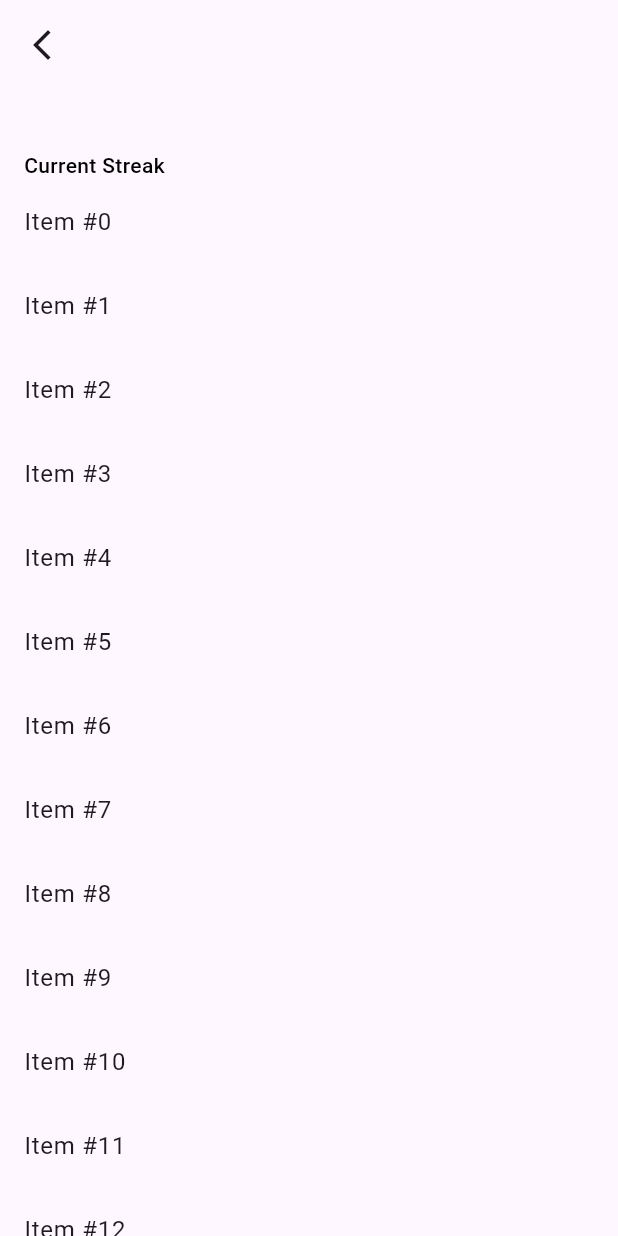
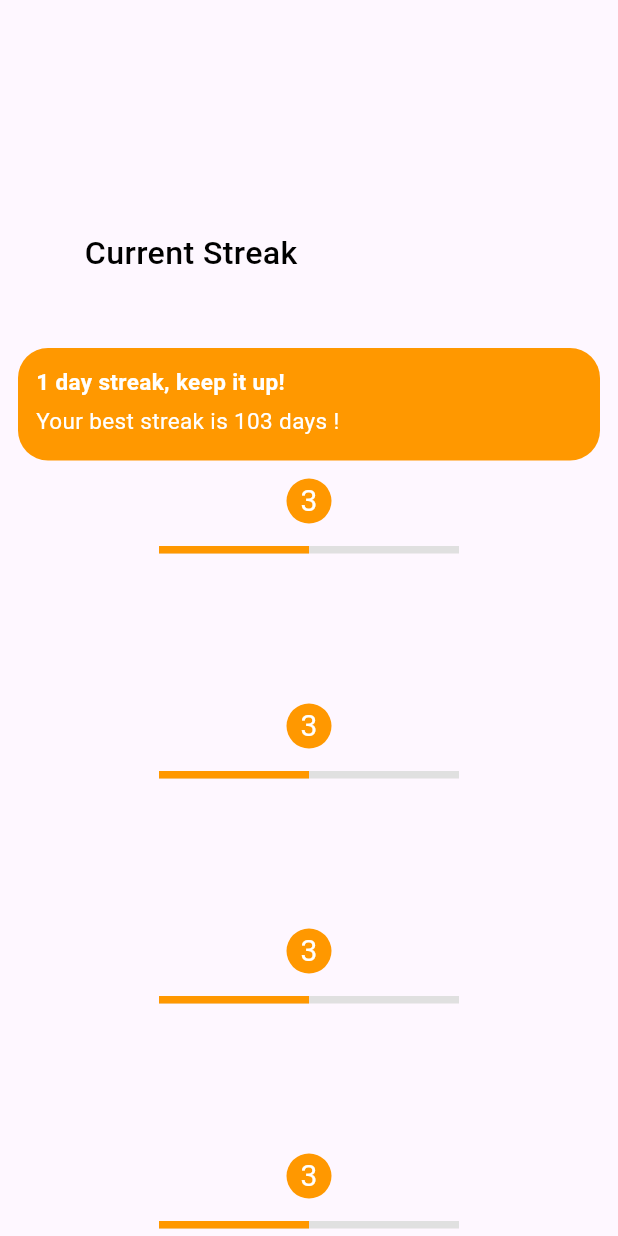
Before and after one commit to pmaxit/puchusapp, a Flutter app: the screen it shows after launch, on a phone screen of 412 x 824 dp. Run offline on Flutter 3.47's test engine with Material 2 defaults, Android fonts, the phone set to English and light mode, and no system bars; our stand-ins replace flutter_hooks, hooks_riverpod, just_audio, riverpod.

Commit message:
adding streak

```diff
--- a/lib/data/states.dart
+++ b/lib/data/states.dart
@@ -2,7 +2,6 @@
 // Path: lib/data/states.dart
 // import 'package:hooks_riverpod/hooks_riverpod.dart';
 
-import 'package:flutter/widgets.dart';
 import 'package:hooks_riverpod/hooks_riverpod.dart';
 import 'api.dart';
 import 'song.dart';
@@ -71,7 +70,6 @@ class AppStateNotifier extends StateNotifier<AppState> {
     bool? isPlaying,
     Song? currentSong,
   }) {
-    print('updating app state ${currentSong!.songId}');
     state = AppState(
         songs: songs ?? state.songs,
         isPlaying: isPlaying ?? state.isPlaying,
--- a/lib/main.dart
+++ b/lib/main.dart
@@ -2,6 +2,8 @@ import 'package:flutter/material.dart';
 import 'package:hooks_riverpod/hooks_riverpod.dart';
 import 'package:oneui/pages/home_page.dart';
 import 'package:oneui/pages/test_page.dart';
+
+import 'pages/test_page_second.dart';
 
 Future<void> main() async {
   runApp(
@@ -30,8 +32,9 @@ class MyApp extends StatelessWidget {
       routes: {
         '/': (context) => const MyHomePage(title: 'Flutter Demo Home Page'),
         '/test': (context) => const TestPage(),
+        '/second': (context) => const TestPageSecond()
       },
-      initialRoute: '/test',
+      initialRoute: '/second',
     );
   }
 }
--- a/lib/pages/test_page.dart
+++ b/lib/pages/test_page.dart
@@ -1,5 +1,9 @@
 import 'package:flutter/material.dart';
 import 'package:flutter_hooks/flutter_hooks.dart';
+import 'package:oneui/pages/widgets/streak_widget.dart';
+
+import 'widgets/flexible_bar.dart';
+import 'widgets/goal_widget.dart';
 
 class TestPage extends HookWidget {
   final double maxHeight = 120;
@@ -35,9 +39,7 @@ class TestPage extends HookWidget {
               handle: NestedScrollView.sliverOverlapAbsorberHandleFor(context),
               sliver: SliverAppBar(
                 automaticallyImplyLeading: false,
-                floating: true,
                 pinned: true,
-                snap: true,
                 toolbarHeight: minheight,
                 bottom: PreferredSize(
                   preferredSize: const Size.fromHeight(0),
@@ -53,7 +55,7 @@ class TestPage extends HookWidget {
                   icon: const Icon(Icons.arrow_back_ios_new),
                   onPressed: () => Navigator.of(context).pop(),
                 ),
-                primary: true, // to turn off system padding
+                primary: false, // to turn off system padding
                 collapsedHeight: minheight,
                 expandedHeight: maxHeight,
                 backgroundColor: Theme.of(context).colorScheme.surface,
@@ -74,14 +76,25 @@ class TestPage extends HookWidget {
                 handle:
                     NestedScrollView.sliverOverlapAbsorberHandleFor(context),
               ),
-              SliverList(
-                delegate: SliverChildBuilderDelegate(
-                  (context, index) => ListTile(
-                    title: Text('Item #$index'),
-                  ),
-                  childCount: 1000,
+              SliverToBoxAdapter(
+                  child: Padding(
+                padding: const EdgeInsets.only(left: 24, right: 24),
+                child: StreakWidget(),
+              )),
+              SliverPadding(
+                  padding: EdgeInsets.only(top: 32),
+                  sliver: SliverToBoxAdapter(
+                      child: Padding(
+                    padding: const EdgeInsets.only(left: 24, right: 24),
+                    child: GoalWidget(),
+                  ))),
+              SliverFillRemaining(
+                  child: Container(
+                color: Colors.grey.shade300,
+                child: Center(
+                  child: Text('Body'),
                 ),
-              ),
+              ))
             ]);
           },
         ),
@@ -89,62 +102,3 @@ class TestPage extends HookWidget {
     ));
   }
 }
-
-class Header extends HookWidget {
-  final double maxHeight;
-  final double minHeight;
-
-  const Header({Key? key, required this.maxHeight, required this.minHeight})
-      : super(key: key);
-
-  double _calculateExpandRatio(BoxConstraints constraints) {
-    var expandRatio =
-        (constraints.maxHeight - minHeight) / (maxHeight - minHeight);
-
-    if (expandRatio > 1.0) expandRatio = 1.0;
-    if (expandRatio < 0.0) expandRatio = 0.0;
-
-    return expandRatio;
-  }
-
-  Align _buildTitle(Animation<double> animation, String title) {
-    return Align(
-      alignment: AlignmentTween(
-        begin: Alignment.center,
-        end: Alignment.bottomLeft,
-      ).evaluate(animation),
-      child: Padding(
-        padding: const EdgeInsets.only(left: 16.0),
-        child: Text(
-          title,
-          style: TextStyle(
-              fontSize:
-                  Tween<double>(begin: 20.0, end: 14.0).evaluate(animation),
-              color: Colors.black,
-              fontWeight: FontWeight.w500),
-        ),
-      ),
-    );
-  }
-
-  @override
-  Widget build(BuildContext context) {
-    final message = useValueNotifier("expansion Ratio: 0.0");
-
-    return LayoutBuilder(
-      builder: (context, constraints) {
-        final expansionRatio = _calculateExpandRatio(constraints);
-        final animation = AlwaysStoppedAnimation(expansionRatio);
-        message.value =
-            "expansion Ratio: $expansionRatio\n toolbarHeight: ${kToolbarHeight} \n maxHeight: ${constraints.maxHeight} ";
-        return Stack(fit: StackFit.expand, children: [
-          ValueListenableBuilder(
-              valueListenable: message,
-              builder: (context, value, child) {
-                return _buildTitle(animation, "Current Streak");
-              })
-        ]);
-      },
-    );
-  }
-}
--- /dev/null
+++ b/lib/pages/test_page_second.dart
@@ -0,0 +1,78 @@
+import 'package:flutter/material.dart';
+import 'package:flutter_hooks/flutter_hooks.dart';
+import 'package:oneui/pages/widgets/streak_widget.dart';
+
+import 'widgets/flexible_bar.dart';
+import 'widgets/goal_widget.dart';
+
+class TestPageSecond extends HookWidget {
+  final double maxHeight = 200;
+  final double minheight = 80;
+  const TestPageSecond({
+    Key? key,
+  }) : super(key: key);
+
+  @override
+  Widget build(BuildContext context) {
+    final showButtomBar = useState(false);
+    final controller = useScrollController();
+
+    useEffect(() {
+      controller.addListener(() {
+        if (controller.position.pixels > (maxHeight - minheight)) {
+          showButtomBar.value = true;
+        } else {
+          showButtomBar.value = false;
+        }
+      });
+      return;
+    }, [controller]);
+
+    return Scaffold(
+        body: CustomScrollView(controller: controller, slivers: [
+      SliverAppBar(
+        pinned: true,
+        expandedHeight: 200,
+        primary: true,
+        backgroundColor: Theme.of(context).colorScheme.surface,
+        collapsedHeight: kToolbarHeight,
+        surfaceTintColor: Colors.transparent,
+        flexibleSpace: Header(
+          maxHeight: 200 + kToolbarHeight,
+          minHeight: 80,
+        ),
+        automaticallyImplyLeading: false,
+        bottom: PreferredSize(
+          preferredSize: const Size.fromHeight(0),
+          child: Visibility(
+            visible: showButtomBar.value,
+            child: Container(
+              color: Colors.grey.shade300,
+              height: 1,
+            ),
+          ),
+        ),
+      ),
+      body(),
+      infiniteList(),
+    ]));
+  }
+
+  Widget body() {
+    return SliverList(
+        delegate: SliverChildListDelegate([
+      const SizedBox(height: 20),
+      StreakWidget(),
+    ]));
+  }
+
+  Widget infiniteList() {
+    return SliverList(
+        delegate: SliverChildBuilderDelegate(
+      (context, index) {
+        return GoalWidget();
+      },
+      childCount: 100,
+    ));
+  }
+}
--- /dev/null
+++ b/lib/pages/widgets/flexible_bar.dart
@@ -0,0 +1,61 @@
+import 'package:flutter/material.dart';
+import 'package:flutter_hooks/flutter_hooks.dart';
+
+class Header extends HookWidget {
+  final double maxHeight;
+  final double minHeight;
+
+  const Header({Key? key, required this.maxHeight, required this.minHeight})
+      : super(key: key);
+
+  double _calculateExpandRatio(BoxConstraints constraints) {
+    var expandRatio =
+        (constraints.maxHeight - minHeight) / (maxHeight - minHeight);
+
+    if (expandRatio > 1.0) expandRatio = 1.0;
+    if (expandRatio < 0.0) expandRatio = 0.0;
+
+    return expandRatio;
+  }
+
+  Align _buildTitle(Animation<double> animation, String title) {
+    return Align(
+      alignment: AlignmentTween(
+        begin: Alignment.bottomCenter,
+        end: Alignment.bottomLeft,
+      ).evaluate(animation),
+      child: Padding(
+        padding: const EdgeInsets.only(left: 16.0, bottom: 16.0),
+        child: Text(
+          title,
+          style: TextStyle(
+              fontSize:
+                  Tween<double>(begin: 16.0, end: 24.0).evaluate(animation),
+              color: Colors.black,
+              fontWeight: FontWeight.w500),
+        ),
+      ),
+    );
+  }
+
+  @override
+  Widget build(BuildContext context) {
+    final message = useValueNotifier("expansion Ratio: 0.0");
+
+    return LayoutBuilder(
+      builder: (context, constraints) {
+        final expansionRatio = _calculateExpandRatio(constraints);
+        final animation = AlwaysStoppedAnimation(expansionRatio);
+        message.value =
+            "expansion Ratio: $expansionRatio\n toolbarHeight: ${kToolbarHeight} \n maxHeight: ${constraints.maxHeight} ";
+        return Stack(fit: StackFit.expand, children: [
+          ValueListenableBuilder(
+              valueListenable: message,
+              builder: (context, value, child) {
+                return _buildTitle(animation, "Current Streak");
+              })
+        ]);
+      },
+    );
+  }
+}
--- /dev/null
+++ b/lib/pages/widgets/goal_widget.dart
@@ -0,0 +1,38 @@
+import 'package:flutter/material.dart';
+
+class GoalWidget extends StatelessWidget {
+  @override
+  Widget build(BuildContext context) {
+    return Container(
+        width: double.infinity,
+        height: 150,
+        child: Column(
+          children: [
+            // circle box
+            Container(
+              width: 30,
+              height: 30,
+              child: Center(
+                child: Text("3",
+                    style: TextStyle(fontSize: 20, color: Colors.white)),
+              ),
+              decoration: BoxDecoration(
+                borderRadius: BorderRadius.circular(100),
+                color: Colors.orange,
+              ),
+            ),
+            SizedBox(height: 15),
+            // progress bar
+            SizedBox(
+              width: 200,
+              child: LinearProgressIndicator(
+                value: 0.5,
+                minHeight: 5,
+                backgroundColor: Colors.grey.shade300,
+                valueColor: AlwaysStoppedAnimation<Color>(Colors.orange),
+              ),
+            ),
+          ],
+        ));
+  }
+}
--- /dev/null
+++ b/lib/pages/widgets/streak_widget.dart
@@ -0,0 +1,37 @@
+import 'package:flutter/material.dart';
+
+class StreakWidget extends StatelessWidget {
+  @override
+  Widget build(BuildContext context) {
+    return Container(
+      margin: const EdgeInsets.all(12),
+      width: double.infinity,
+      height: 75,
+      decoration: BoxDecoration(
+        borderRadius: BorderRadius.circular(20),
+        color: Colors.orange,
+      ),
+      child: const Padding(
+        padding: EdgeInsets.all(12.0),
+        child: Column(
+          mainAxisAlignment: MainAxisAlignment.start,
+          crossAxisAlignment: CrossAxisAlignment.start,
+          children: [
+            Text(
+              '1 day streak, keep it up!',
+              style: TextStyle(
+                  fontWeight: FontWeight.bold,
+                  fontSize: 15,
+                  color: Colors.white),
+            ),
+            SizedBox(height: 5),
+            Text(
+              'Your best streak is 103 days !',
+              style: TextStyle(fontSize: 15, color: Colors.white),
+            ),
+          ],
+        ),
+      ),
+    );
+  }
+}
--- a/lib/widgets/song_card.dart
+++ b/lib/widgets/song_card.dart
@@ -23,13 +23,6 @@ class SongCard extends HookConsumerWidget {
 
     // subscribe to the changes
     final appState = ref.read(appStateProvider.notifier);
-
-    final updateAppState = useCallback(() {
-      // turning off the other songs
-      // turn off the previous song
-      print('updating app state');
-      appState.copyWith(isPlaying: vStatus.value, currentSong: song);
-    }, []);
 
     useAutomaticKeepAlive();
 
```
